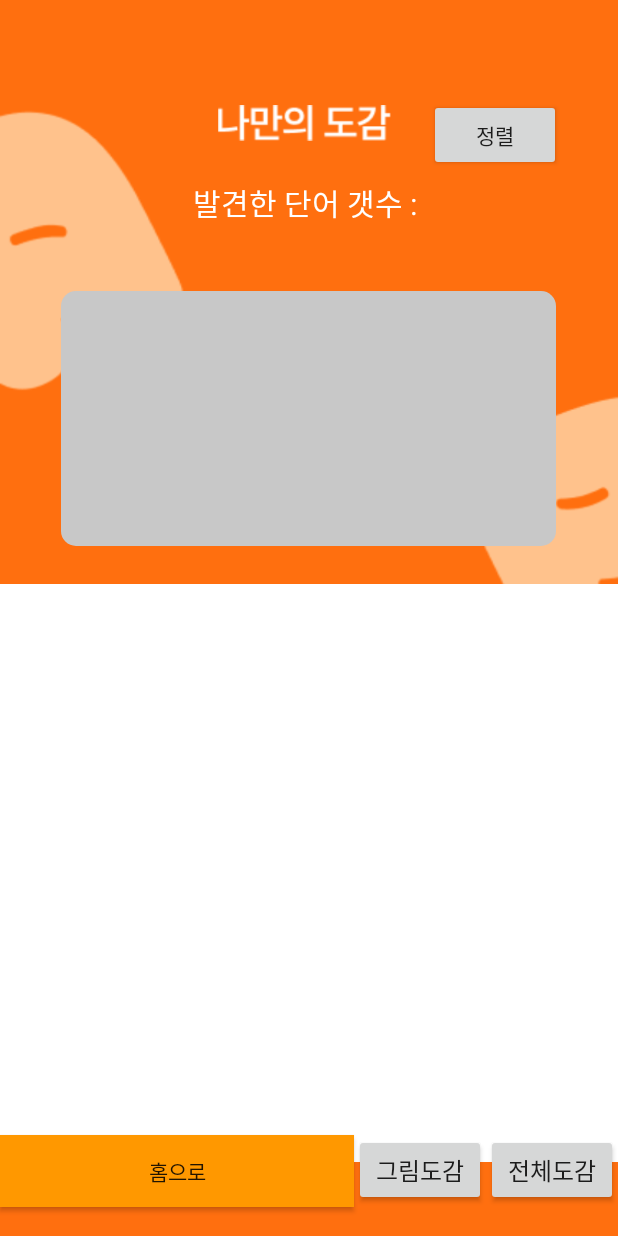
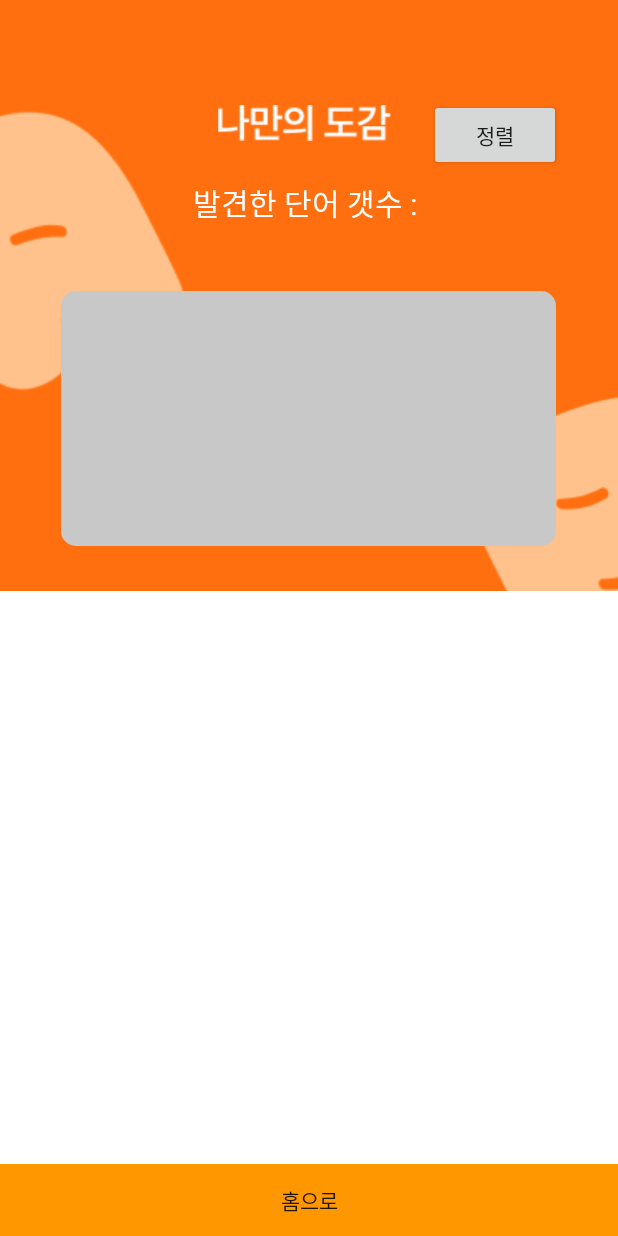
Before and after one commit to fkrdlaos/BODA, an Android app: the DictionaryActivity screen opened directly, with no data from a screen before it, on a phone screen of 412 x 824 dp. Run offline under Robolectric (Android 15) with nearby library versions, the phone set to English and light mode, and no system bars; our stand-ins replace Firebase (no records; nobody signed in at launch, a user with empty details on screens opened directly).

Commit message:
detal.xml추가

```diff
--- a/app/src/main/res/layout/activity_dictionary.xml
+++ b/app/src/main/res/layout/activity_dictionary.xml
@@ -42,30 +42,17 @@
         android:src="@drawable/progress_bar_exp" />
 
     <!--스크롤뷰->리사이클러 뷰 사용-->
-
-    <ScrollView
+    <androidx.recyclerview.widget.RecyclerView
+        android:id="@+id/recyclerView"
         android:layout_width="match_parent"
-        android:layout_height="476dp"
-        android:layout_below="@+id/progressImageView"
+        android:layout_height="wrap_content"
+        android:background="@color/white"
+        android:layout_below="@id/progressImageView"
+        android:layout_above="@+id/button_layout"
         android:layout_alignParentEnd="true"
         android:layout_alignParentBottom="true"
-        android:layout_marginTop="25dp"
-        android:layout_marginEnd="0dp"
-        android:layout_marginBottom="49dp">
-
-        <LinearLayout
-            android:layout_width="match_parent"
-            android:layout_height="wrap_content"
-            android:orientation="vertical">
-
-            <androidx.recyclerview.widget.RecyclerView
-                android:id="@+id/recyclerView"
-                android:layout_width="match_parent"
-                android:layout_height="446dp"
-                android:layout_marginTop="30dp"
-                android:background="@color/white" />
-        </LinearLayout>
-    </ScrollView>
+        android:layout_centerInParent="true"
+        android:layout_marginTop="30dp"/>
 
     <LinearLayout
         android:id="@+id/button_layout"
@@ -82,27 +69,6 @@
             android:layout_weight="1"
             android:background="#FF9800"
             android:text="홈으로" />
-
-        <Button
-            android:id="@+id/galleryButton"
-            android:layout_width="wrap_content"
-            android:layout_height="wrap_content"
-            android:layout_above="@id/button_layout"
-            android:layout_centerHorizontal="true"
-            android:layout_marginBottom="20dp"
-            android:text="그림도감"
-            android:textSize="16sp" />
-
-        <Button
-            android:id="@+id/fullDictionaryButton"
-            android:layout_width="wrap_content"
-            android:layout_height="wrap_content"
-            android:layout_above="@id/galleryButton"
-            android:layout_centerHorizontal="true"
-            android:layout_marginBottom="20dp"
-            android:text="전체도감"
-            android:textSize="16sp" />
-
     </LinearLayout>
 
     <Button
```
Also changed, not shown: app/src/main/java/org/techtown/boda/WordDataAdapter.java (line endings or trailing spaces).
